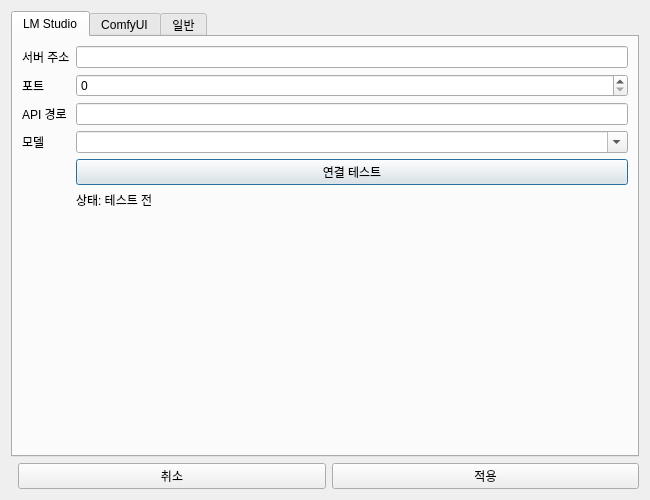
The window that ui/settings/settings_window.ui (Donian-kor/4cut_LocalComic_Studio) describes before a commit, drawn with Qt 5.
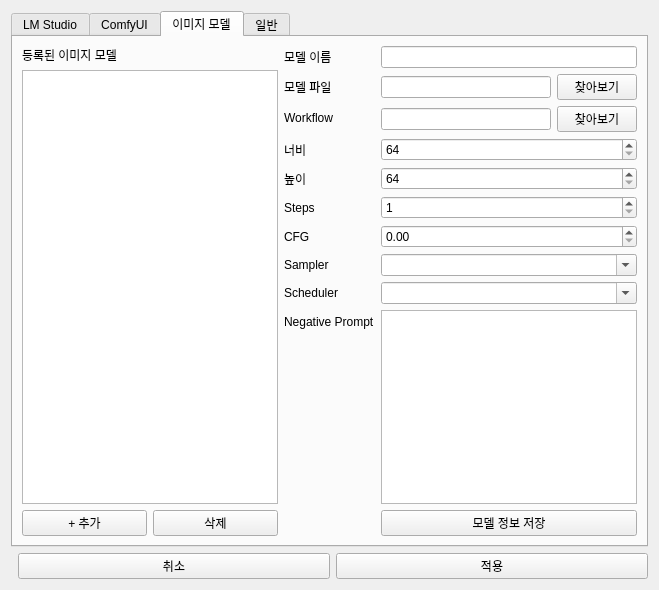
The same window after the commit. The open tabs and pages were chosen to show the change.

Commit message:
feat(image): 이미지 모델 관리자 및 Z-Anime 프로필 시스템 도입
- ImageModelProfile 데이터 모델과 ImageModelManager를 통한 이미지 모델 프로필 관리 기능 구현
- 설정창에 '이미지 모델' 탭 추가: 모델 추가/삭제/편집, 파일 및 Workflow 탐색, 샘플러/스케줄러/CFG 등 세부 파라미터 설정
- Z-Anime Base AIO FP8 기본 프로필 등록 및 전용 API Workflow 추가
- WorkflowAdapter에 프로필 주입: 모델 파일명, 해상도, Steps, CFG, Sampler, Scheduler, Negative Prompt 자동 적용
- ComicService에 image_model 파라미터 추가, 프로필 기반 너비/높이 사용
- run.bat 및 불필요한 아카이브 파일 제거, README 이미지 모델 관리 중심으로 재작성
- config/config.json에 image_model 및 image_models 설정 영역 추가

```diff
--- a/ui/settings/settings_window.ui
+++ b/ui/settings/settings_window.ui
@@ -35,6 +35,51 @@
       <item row="4" column="1"><widget class="QLabel" name="comfyStatusLabel"><property name="text"><string>상태: 테스트 전</string></property></widget></item>
      </layout>
     </widget>
+    <widget class="QWidget" name="imageModelTab"><attribute name="title"><string>이미지 모델</string></attribute>
+     <layout class="QHBoxLayout" name="imageModelMainLayout">
+      <item>
+       <layout class="QVBoxLayout" name="imageModelListLayout">
+        <item><widget class="QLabel" name="imageModelListLabel"><property name="text"><string>등록된 이미지 모델</string></property></widget></item>
+        <item><widget class="QListWidget" name="imageModelList"/></item>
+        <item><layout class="QHBoxLayout" name="imageModelButtonLayout">
+         <item><widget class="QPushButton" name="addImageModelButton"><property name="text"><string>+ 추가</string></property></widget></item>
+         <item><widget class="QPushButton" name="removeImageModelButton"><property name="text"><string>삭제</string></property></widget></item>
+        </layout></item>
+       </layout>
+      </item>
+      <item>
+       <layout class="QFormLayout" name="imageModelForm">
+        <item row="0" column="0"><widget class="QLabel"><property name="text"><string>모델 이름</string></property></widget></item>
+        <item row="0" column="1"><widget class="QLineEdit" name="imageModelNameEdit"/></item>
+        <item row="1" column="0"><widget class="QLabel"><property name="text"><string>모델 파일</string></property></widget></item>
+        <item row="1" column="1"><layout class="QHBoxLayout" name="imageModelFileLayout">
+         <item><widget class="QLineEdit" name="imageModelFileEdit"/></item>
+         <item><widget class="QPushButton" name="browseImageModelButton"><property name="text"><string>찾아보기</string></property></widget></item>
+        </layout></item>
+        <item row="2" column="0"><widget class="QLabel"><property name="text"><string>Workflow</string></property></widget></item>
+        <item row="2" column="1"><layout class="QHBoxLayout" name="imageModelWorkflowLayout">
+         <item><widget class="QLineEdit" name="imageModelWorkflowEdit"/></item>
+         <item><widget class="QPushButton" name="browseImageModelWorkflowButton"><property name="text"><string>찾아보기</string></property></widget></item>
+        </layout></item>
+        <item row="3" column="0"><widget class="QLabel"><property name="text"><string>너비</string></property></widget></item>
+        <item row="3" column="1"><widget class="QSpinBox" name="imageModelWidthSpin"><property name="maximum"><number>4096</number></property><property name="minimum"><number>64</number></property></widget></item>
+        <item row="4" column="0"><widget class="QLabel"><property name="text"><string>높이</string></property></widget></item>
+        <item row="4" column="1"><widget class="QSpinBox" name="imageModelHeightSpin"><property name="maximum"><number>4096</number></property><property name="minimum"><number>64</number></property></widget></item>
+        <item row="5" column="0"><widget class="QLabel"><property name="text"><string>Steps</string></property></widget></item>
+        <item row="5" column="1"><widget class="QSpinBox" name="imageModelStepsSpin"><property name="maximum"><number>200</number></property><property name="minimum"><number>1</number></property></widget></item>
+        <item row="6" column="0"><widget class="QLabel"><property name="text"><string>CFG</string></property></widget></item>
+        <item row="6" column="1"><widget class="QDoubleSpinBox" name="imageModelCfgSpin"><property name="maximum"><double>30.000000000000000</double></property><property name="decimals"><number>2</number></property><property name="singleStep"><double>0.5</double></property></widget></item>
+        <item row="7" column="0"><widget class="QLabel"><property name="text"><string>Sampler</string></property></widget></item>
+        <item row="7" column="1"><widget class="QComboBox" name="imageModelSamplerCombo"><property name="editable"><bool>true</bool></property></widget></item>
+        <item row="8" column="0"><widget class="QLabel"><property name="text"><string>Scheduler</string></property></widget></item>
+        <item row="8" column="1"><widget class="QComboBox" name="imageModelSchedulerCombo"><property name="editable"><bool>true</bool></property></widget></item>
+        <item row="9" column="0"><widget class="QLabel"><property name="text"><string>Negative Prompt</string></property></widget></item>
+        <item row="9" column="1"><widget class="QPlainTextEdit" name="imageModelNegativeEdit"/></item>
+        <item row="10" column="1"><widget class="QPushButton" name="saveImageModelButton"><property name="text"><string>모델 정보 저장</string></property></widget></item>
+       </layout>
+      </item>
+     </layout>
+    </widget>
     <widget class="QWidget" name="generalTab"><attribute name="title"><string>일반</string></attribute>
      <layout class="QFormLayout" name="generalForm">
       <item row="0" column="0"><widget class="QLabel"><property name="text"><string>프로젝트 저장 위치</string></property></widget></item>
```
The commit also changes 12 other files.
